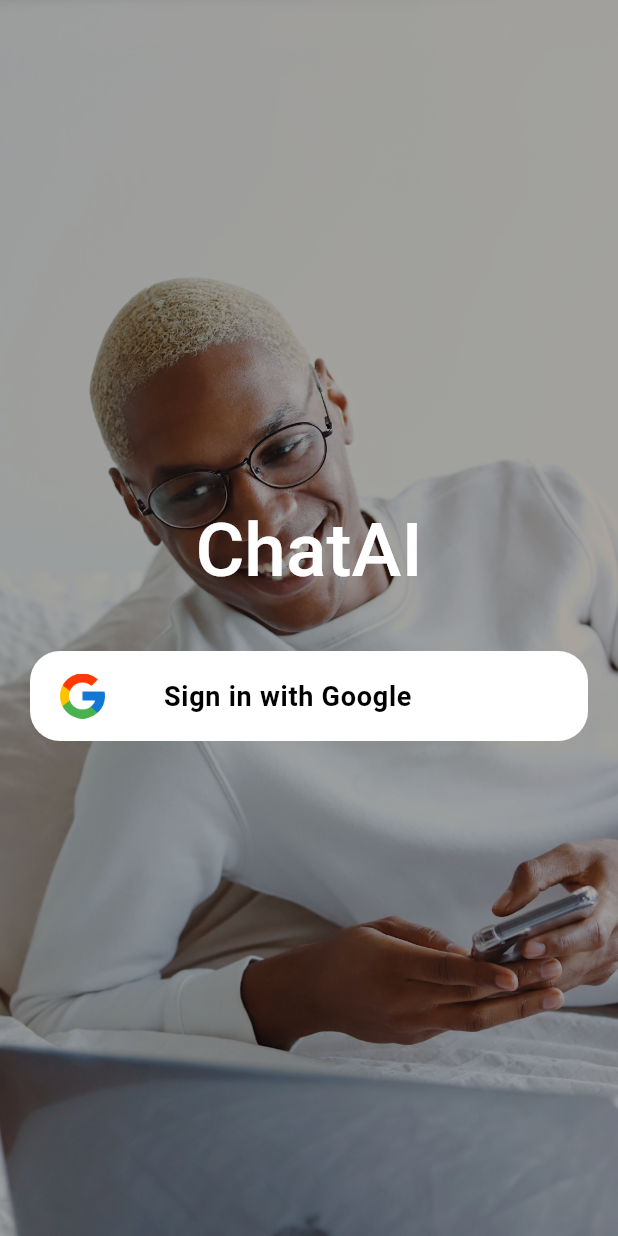
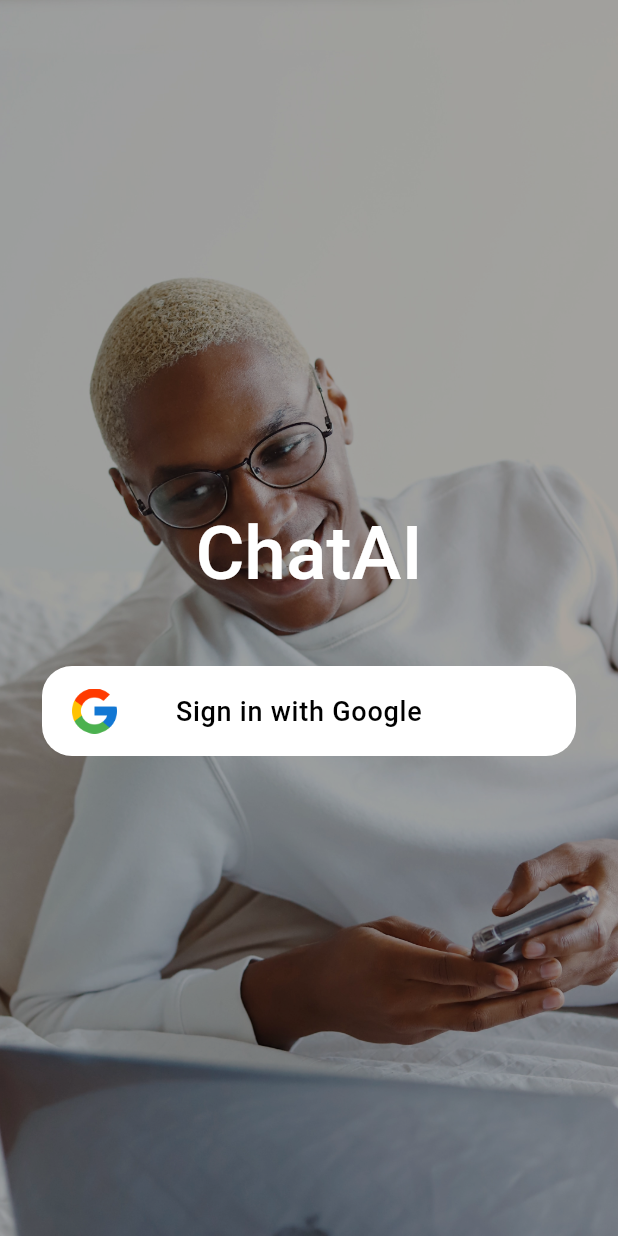
Before and after one commit to JojoDom/ChatAI, a Flutter app: the LoginPage screen opened directly, on a phone screen of 412 x 824 dp. Run offline on Flutter 3.47's test engine with Material 3 defaults, Android fonts, the phone set to English and light mode, and no system bars; drawn by our look-alikes of flutter_animate; our stand-ins replace assets_audio_player, cherry_toast, dash_chat_2, dio, firebase_auth, firebase_core and 9 more; missing offline and left inert: auth_state_manager, chat_gpt_sdk, connection_notifier, draggable_fab; accounts and stored records are empty; network calls fail.

Commit message:
clean up

```diff
--- a/chat_ai/lib/screens/chat_history.dart
+++ b/chat_ai/lib/screens/chat_history.dart
@@ -80,7 +80,7 @@
                     ),
                   ]),
               child: Padding(
-                padding: const EdgeInsets.all(3.0),
+                padding: const EdgeInsets.all(5.0),
                 child: Container(
                   height: 70,
                   decoration: const BoxDecoration(
--- a/chat_ai/lib/screens/login_page.dart
+++ b/chat_ai/lib/screens/login_page.dart
@@ -1,6 +1,7 @@
 import 'package:chat_ai/controllers/auth_controller.dart';
 import 'package:chat_ai/controllers/user_controller.dart';
 import 'package:chat_ai/widgets/custom_button.dart';
+import 'package:cherry_toast/cherry_toast.dart';
 import 'package:firebase_auth/firebase_auth.dart';
 import 'package:flutter/material.dart';
 import 'package:get/get.dart';
@@ -27,14 +28,13 @@
   @override
   Widget build(BuildContext context) {
     return Scaffold(
-      body: SafeArea(
-        child: Stack(
+      body: Stack(
         children: [
           Container(
             decoration: const BoxDecoration(
                 image: DecorationImage(
                     image: AssetImage('assets/images/welcome.jpg'),
-                      fit: BoxFit.fitHeight)),
+                    fit: BoxFit.cover)),
           ),
           Positioned.fill(
             child: Container(
@@ -67,7 +67,9 @@
                       ),
                     ),
                   ),
-                    CustomButton(
+                  Padding(
+                    padding: const EdgeInsets.all(8.0),
+                    child: CustomButton(
                       onTap: () async {
                         setState(() {
                           isLoading = true;
@@ -84,19 +86,24 @@
                                 phoneNumber: user.phoneNumber ?? '',
                                 imageURL: user.photoURL ?? '');
                           } else {
-                            Get.defaultDialog(
-                                title: 'Ooops',
-                                middleText:
-                                    'Failed to fetch details for this google account. Try again or use a different method to login');
+                            CherryToast.error(
+                                title:
+                                    const Text('Failed to authenticate user'));
                             setState(() {
                               isLoading = false;
                             });
                           }
                         } on FirebaseAuthException catch (error) {
-                          ScaffoldMessenger.of(context).showSnackBar(SnackBar(
-                              content: Text(
-                                  error.message ?? 'Something went wrong.')));
+                          setState(() {
+                            isLoading = false;
+                          });
+                          // ignore: use_build_context_synchronously
+                          CherryToast.error(
+                              title: const Text('Failed to authenticate user'));
                         } catch (e) {
+                          setState(() {
+                            isLoading = false;
+                          });
                           Logger().i(e);
                           Logger().f(e);
                         }
@@ -107,16 +114,13 @@
                       text: 'Sign in with Google',
                       isBusy: isLoading,
                     ),
-                    const SizedBox(height: 10),
-
-                    const SizedBox(height: 10),
+                  ),
                 ],
               ),
             ),
           )
         ],
       ),
-      ),
     );
   }
 }
--- a/chat_ai/lib/widgets/custom_button.dart
+++ b/chat_ai/lib/widgets/custom_button.dart
@@ -35,6 +35,7 @@
       onTap: onTap,
       child: Container(
         margin: const EdgeInsets.symmetric(horizontal: 20, vertical: 5),
+        width: MediaQuery.of(context).size.width>600? MediaQuery.of(context).size.width*0.7 :double.infinity,
         decoration: BoxDecoration(
             color: buttonColor ?? Colors.white,
             border: Border.all(color: borderColor ?? Colors.transparent),
@@ -50,7 +51,7 @@
                   text,
                   style: Theme.of(context).textTheme.bodyLarge!.copyWith(
                       fontSize: 18,
-                      fontWeight: FontWeight.w600,
+                      fontWeight: FontWeight.w500,
                       color: textColor ?? Colors.black),
                 ),
               )
```
Lines whose indentation alone changed are shown as unchanged.
